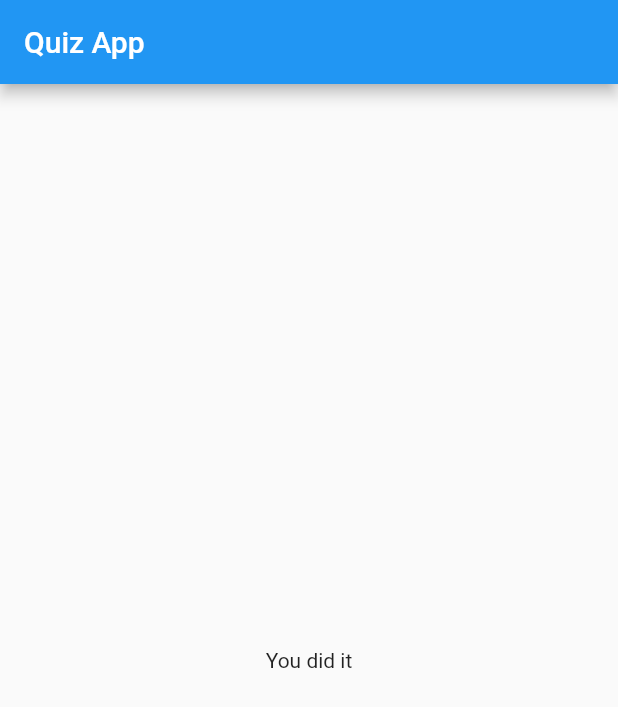
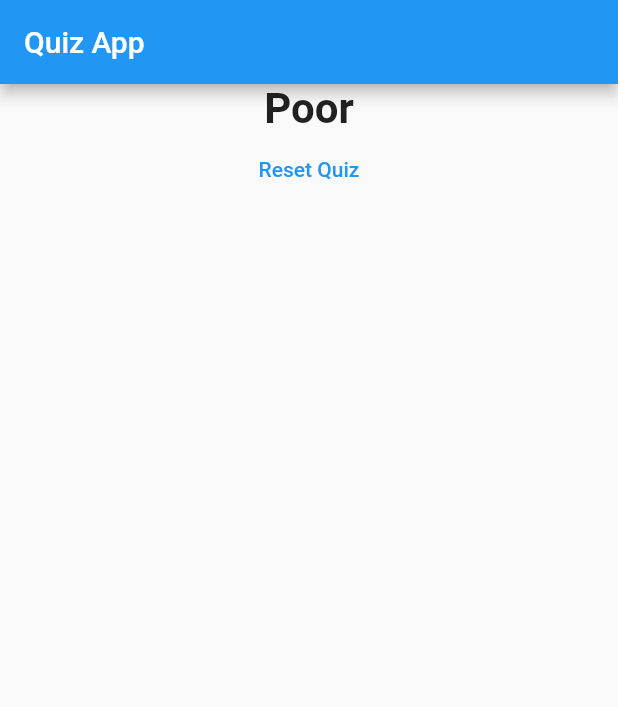
Before and after one commit to akhil-tj/Flutter-Boot-Camp, a Flutter app: the screen it shows after launch, after a tap on "Akhil", after a tap on "19", after a tap on "Green", on a phone screen of 412 x 824 dp. Shown: the top 707 px of the screen. Run offline on Flutter 3.47's test engine with Material 2 defaults, Android fonts, the phone set to English and light mode, and no system bars.

Commit message:
added new modifications

```diff
--- a/lib/main.dart
+++ b/lib/main.dart
@@ -1,7 +1,7 @@
 import 'package:flutter/material.dart';
 
-import 'package:flutter_complete_guide/answer.dart';
-import 'package:flutter_complete_guide/question.dart';
+import 'package:flutter_complete_guide/quiz.dart';
+import 'package:flutter_complete_guide/result.dart';
 
 void main() {
   runApp(MyApp());
@@ -27,45 +27,61 @@ class AppBody extends StatefulWidget {
 }
 
 class _AppBodyState extends State<AppBody> {
-  var questionNo = 0;
-  var questionList = [
+  var _questionNo = 0;
+  // ignore: unused_field
+  var _totalScore = 0;
+  var _questionList = [
     {
       'questionText': 'What is your name?',
-      'answer': ['Akhil', 'Athira', 'Sandhya', 'Jayaprakash'],
+      'answer': [
+        {'text': 'Akhil', 'score': 10},
+        {'text': 'Athira', 'score': 5},
+        {'text': 'Jayaprakash', 'score': 2},
+        {'text': 'Sandhya', 'score': 1}
+      ],
     },
     {
       'questionText': 'What is your age?',
-      'answer': ['18', '19', '20', '21'],
+      'answer': [
+        {'text': '18', 'score': 1},
+        {'text': '19', 'score': 5},
+        {'text': '20', 'score': 10},
+        {'text': '21', 'score': 2}
+      ],
     },
     {
       'questionText': 'What\'s your fav colour?',
-      'answer': ['Black', 'Blue', 'Green', 'Red'],
+      'answer': [
+        {'text': 'Black', 'score': 10},
+        {'text': 'Blue', 'score': 5},
+        {'text': 'Green', 'score': 2},
+        {'text': 'Red', 'score': 1}
+      ],
     },
   ];
-  void questionUpdate() {
+  void _questionUpdate(int score) {
+    _totalScore += score;
+
     setState(() {
-      questionNo++;
+      _questionNo++;
+    });
+  }
+
+  void _resetQuizFun() {
+    setState(() {
+      _totalScore = 0;
+      _questionNo = 0;
     });
   }
 
   @override
   Widget build(BuildContext context) {
-    return questionNo < questionList.length
-        ? Column(
-            children: [
-              Question(
-                questionList[questionNo]['questionText'],
-              ),
-              ...(questionList[questionNo]['answer'] as List<String>)
-                  .map((answer) {
-                return Answer(questionUpdate, answer);
-              }).toList()
-            ],
+    return _questionNo < _questionList.length
+        ? Quiz(
+            questionList: _questionList,
+            questionNo: _questionNo,
+            questionUpdate: _questionUpdate,
           )
-        : Center(
-            child: Text(
-              'You did it',
-            ),
-          );
+        : Result(_totalScore, _resetQuizFun);
   }
 }
--- /dev/null
+++ b/lib/quiz.dart
@@ -0,0 +1,30 @@
+import 'package:flutter/material.dart';
+
+import 'package:flutter_complete_guide/answer.dart';
+import 'package:flutter_complete_guide/question.dart';
+
+class Quiz extends StatelessWidget {
+  final List<Map<String, Object>> questionList;
+  final int questionNo;
+  final Function questionUpdate;
+
+  Quiz({
+    @required this.questionList,
+    @required this.questionNo,
+    @required this.questionUpdate,
+  });
+  @override
+  Widget build(BuildContext context) {
+    return Column(
+      children: [
+        Question(
+          questionList[questionNo]['questionText'],
+        ),
+        ...(questionList[questionNo]['answer'] as List<Map<String, Object>>)
+            .map((answer) {
+          return Answer(() => questionUpdate(answer['score']), answer['text']);
+        }).toList()
+      ],
+    );
+  }
+}
--- /dev/null
+++ b/lib/result.dart
@@ -0,0 +1,42 @@
+import 'package:flutter/material.dart';
+
+class Result extends StatelessWidget {
+  int resultFinal;
+  Function resetHandler;
+
+  Result(this.resultFinal, this.resetHandler);
+
+  String get resultPhrase {
+    String tempText;
+    if (resultFinal <= 20) {
+      tempText = 'Poor';
+    } else {
+      tempText = 'Awsm';
+    }
+    print(tempText);
+    return tempText;
+  }
+
+  @override
+  Widget build(BuildContext context) {
+    return Column(
+      children: [
+        Center(
+          child: Text(
+            resultPhrase,
+            style: TextStyle(
+              fontSize: 28,
+              fontWeight: FontWeight.bold,
+            ),
+            textAlign: TextAlign.center,
+          ),
+        ),
+        FlatButton(
+          onPressed: resetHandler,
+          child: Text('Reset Quiz'),
+          textColor: Colors.blue,
+        )
+      ],
+    );
+  }
+}
```
